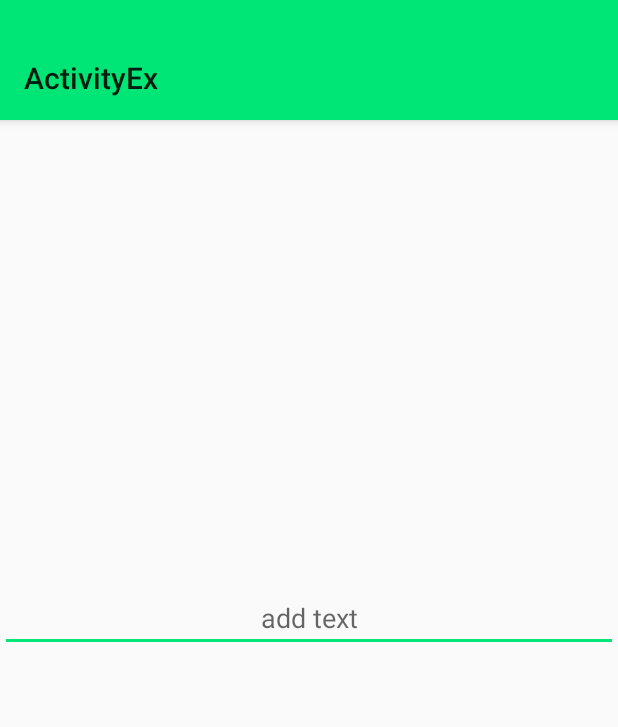
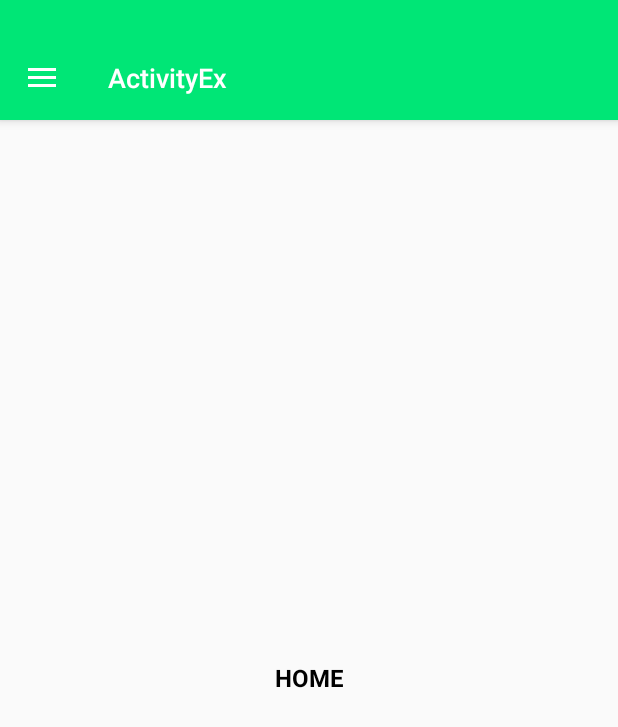
Before and after one commit to wisnukurniawan/Activity-lifecycle, an Android app: the screen it shows after launch (MainActivity), on a phone screen of 412 x 824 dp. Shown: the top 727 px of the screen. Run offline under Robolectric (Android 15) with nearby library versions, the phone set to English and light mode, and no system bars.

Commit message:
learn fragment

```diff
--- /dev/null
+++ b/app/src/main/java/com/wisnukrn_/activityex/HomeFragment.java
@@ -0,0 +1,20 @@
+package com.wisnukrn_.activityex;
+
+import android.os.Bundle;
+import android.support.annotation.Nullable;
+import android.support.v4.app.Fragment;
+import android.view.LayoutInflater;
+import android.view.View;
+import android.view.ViewGroup;
+
+/**
+ * Created by wisnu on 28/12/2016.
+ */
+
+public class HomeFragment extends Fragment {
+    @Nullable
+    @Override
+    public View onCreateView(LayoutInflater inflater, ViewGroup container, Bundle savedInstanceState) {
+        return inflater.inflate(R.layout.fragment_home, container, false);
+    }
+}
--- a/app/src/main/java/com/wisnukrn_/activityex/MainActivity.java
+++ b/app/src/main/java/com/wisnukrn_/activityex/MainActivity.java
@@ -3,12 +3,20 @@ package com.wisnukrn_.activityex;
 import android.content.Context;
 import android.content.SharedPreferences;
 import android.os.Bundle;
+import android.support.annotation.NonNull;
 import android.support.annotation.Nullable;
+import android.support.design.widget.NavigationView;
+import android.support.v4.app.Fragment;
+import android.support.v4.app.FragmentTransaction;
+import android.support.v4.view.GravityCompat;
+import android.support.v4.widget.DrawerLayout;
+import android.support.v7.app.ActionBarDrawerToggle;
 import android.support.v7.app.AppCompatActivity;
 import android.support.v7.widget.Toolbar;
 import android.util.Log;
+import android.view.MenuItem;
+import android.view.View;
 import android.widget.EditText;
-import android.widget.Toast;
 
 import static com.wisnukrn_.activityex.Constans.DEFAULT_STRING;
 import static com.wisnukrn_.activityex.Constans.PREF_FILE;
@@ -24,6 +32,11 @@ public class MainActivity extends AppCompatActivity {
 
     private static final String TAG = MainActivity.class.getSimpleName();
 
+    MenuItem mMenuItem;
+    DrawerLayout mDrawerLayout;
+
+    private ActionBarDrawerToggle mActionBarDrawerToggle;
+
     @Override
     protected void onCreate(@Nullable Bundle savedInstanceState) {
         super.onCreate(savedInstanceState);
@@ -31,14 +44,36 @@ public class MainActivity extends AppCompatActivity {
 
         logData("onCreate Called");
 
-        komentarField = (EditText) findViewById(R.id.komentar);
-
         Toolbar toolbar = (Toolbar) findViewById(R.id.toolbar_main);
         toolbar.setTitle(getResources().getString(R.string.app_name));
         toolbar.setPadding(0, getStatusBarHeight(), 0, 0);
         setSupportActionBar(toolbar);
 
-        loadString();
+        mDrawerLayout = (DrawerLayout) findViewById(R.id.dl_main);
+        final NavigationView navigationView = (NavigationView) findViewById(R.id.nv_main);
+
+        setNavListener(navigationView);
+        addNavListener(toolbar, navigationView);
+
+        mDrawerLayout.addDrawerListener(mActionBarDrawerToggle);
+//        loadString();
+    }
+
+    @Override
+    public void onBackPressed() {
+        super.onBackPressed();
+        if (mDrawerLayout.isDrawerVisible(GravityCompat.START)){
+            mDrawerLayout.closeDrawers();
+        } else {
+            finish();
+        }
+    }
+
+    @Override
+    protected void onPostCreate(@Nullable Bundle savedInstanceState) {
+        super.onPostCreate(savedInstanceState);
+        mActionBarDrawerToggle.syncState();
+        showHomeFragment();
     }
 
     @Override
@@ -60,8 +95,7 @@ public class MainActivity extends AppCompatActivity {
         super.onPause();
 
         logData("onPause Called");
-        String komentar = komentarField.getText().toString();
-        saveString(komentar);
+//        saveString(komentar);
     }
 
     @Override
@@ -83,8 +117,85 @@ public class MainActivity extends AppCompatActivity {
         return resourceId > 0 ? getResources().getDimensionPixelSize(resourceId) : 0;
     }
 
+    private void addNavListener(final Toolbar toolbar, final NavigationView navigationView) {
+        mActionBarDrawerToggle = new ActionBarDrawerToggle(this, mDrawerLayout,
+                toolbar, R.string.drawer_open, R.string.drawer_close){
+            @Override
+            public void onDrawerOpened(View drawerView) {
+                super.onDrawerOpened(drawerView);
+            }
+
+            @Override
+            public void onDrawerClosed(View drawerView) {
+                super.onDrawerClosed(drawerView);
+                if (null != mMenuItem){
+                    switchNavigationMenu(mMenuItem.getItemId());
+                }
+            }
+
+            @Override
+            public void onDrawerSlide(View drawerView, float slideOffset) {
+                super.onDrawerSlide(drawerView, slideOffset);
+
+                if (null != drawerView && drawerView == navigationView){
+                    super.onDrawerSlide(drawerView, 0);
+                } else {
+                    super.onDrawerSlide(drawerView, slideOffset);
+                }
+            }
+        };
+    }
+
+    private void setNavListener(NavigationView navigationView) {
+        navigationView.setNavigationItemSelectedListener(new NavigationView.OnNavigationItemSelectedListener() {
+            @Override
+            public boolean onNavigationItemSelected(@NonNull MenuItem item) {
+                mMenuItem = item;
+                item.setCheckable(true);
+                mDrawerLayout.closeDrawers();
+
+                return true;
+            }
+        });
+    }
+
+    private void switchNavigationMenu(int itemId) {
+        switch (itemId){
+            case R.id.menu_home: {
+                showHomeFragment();
+                break;
+            }
+            case R.id.menu_detail:{
+                showDetailFragment();
+                break;
+            }
+        }
+    }
+
+    private void showHomeFragment() {
+        final String tags = HomeFragment.class.getSimpleName();
+
+        if (getSupportFragmentManager().findFragmentByTag(tags) == null){
+            final Fragment fragment = new HomeFragment();
+            final FragmentTransaction fragmentTransaction = getSupportFragmentManager().beginTransaction();
+            fragmentTransaction.replace(R.id.fl_main, fragment, tags);
+            fragmentTransaction.commit();
+        }
+    }
+
+    private void showDetailFragment() {
+        final String tags = DetailFragment.class.getSimpleName();
+
+        if (getSupportFragmentManager().findFragmentByTag(tags) == null) {
+            final Fragment fragment = new DetailFragment();
+            final FragmentTransaction fragmentTransaction = getSupportFragmentManager().beginTransaction();
+            fragmentTransaction.replace(R.id.fl_main, fragment, tags);
+            fragmentTransaction.commit();
+        }
+    }
+
     void logData(String data){
-        Toast.makeText(MainActivity.this, data, Toast.LENGTH_SHORT).show();
+//        Toast.makeText(MainActivity.this, data, Toast.LENGTH_SHORT).show();
         Log.d(TAG, data);
     }
 
--- /dev/null
+++ b/app/src/main/res/drawable-anydpi/ic_home.xml
@@ -0,0 +1,9 @@
+<vector xmlns:android="http://schemas.android.com/apk/res/android"
+        android:width="24dp"
+        android:height="24dp"
+        android:viewportWidth="24.0"
+        android:viewportHeight="24.0">
+    <path
+        android:fillColor="#FF000000"
+        android:pathData="M10,20v-6h4v6h5v-8h3L12,3 2,12h3v8z"/>
+</vector>
--- /dev/null
+++ b/app/src/main/res/drawable-anydpi/ic_list.xml
@@ -0,0 +1,9 @@
+<vector xmlns:android="http://schemas.android.com/apk/res/android"
+        android:width="24dp"
+        android:height="24dp"
+        android:viewportWidth="24.0"
+        android:viewportHeight="24.0">
+    <path
+        android:fillColor="#FF000000"
+        android:pathData="M3,13h2v-2L3,11v2zM3,17h2v-2L3,15v2zM3,9h2L5,7L3,7v2zM7,13h14v-2L7,11v2zM7,17h14v-2L7,15v2zM7,7v2h14L21,7L7,7z"/>
+</vector>
--- /dev/null
+++ b/app/src/main/res/drawable/bg_menu.xml
@@ -0,0 +1,5 @@
+<?xml version="1.0" encoding="utf-8"?>
+<selector xmlns:android="http://schemas.android.com/apk/res/android">
+    <item android:drawable="@color/colorMenu" android:state_checked="true" />
+    <item android:drawable="@android:color/transparent" />
+</selector>
--- a/app/src/main/res/layout-v21/main_activity_layout.xml
+++ /dev/null
@@ -1,35 +0,0 @@
-<?xml version="1.0" encoding="utf-8"?>
-<android.support.design.widget.CoordinatorLayout
-        xmlns:android="http://schemas.android.com/apk/res/android"
-        xmlns:tools="http://schemas.android.com/tools"
-        android:layout_width="match_parent"
-        android:layout_height="match_parent"
-        tools:targetAPI="LOLLIPOP">
-
-    <RelativeLayout
-            android:layout_width="match_parent"
-            android:layout_height="match_parent">
-
-        <android.support.design.widget.AppBarLayout
-                android:layout_width="match_parent"
-                android:layout_height="wrap_content"
-                android:background="@color/colorAccent"
-                android:elevation="4dp"
-                android:minHeight="?attr/actionBarSize">
-
-            <android.support.v7.widget.Toolbar
-                    android:id="@+id/toolbar_main"
-                    android:layout_width="match_parent"
-                    android:layout_height="wrap_content"/>
-
-        </android.support.design.widget.AppBarLayout>
-        <EditText
-                android:gravity="center"
-                android:layout_width="match_parent"
-                android:layout_height="wrap_content"
-                android:hint="add text"
-                android:layout_centerVertical="true"
-                android:id="@+id/komentar"/>
-    </RelativeLayout>
-
-</android.support.design.widget.CoordinatorLayout>
--- /dev/null
+++ b/app/src/main/res/layout/fragment_home.xml
@@ -0,0 +1,17 @@
+<?xml version="1.0" encoding="utf-8"?>
+<RelativeLayout xmlns:android="http://schemas.android.com/apk/res/android"
+                android:layout_width="match_parent"
+                android:layout_height="match_parent">
+
+    <TextView
+            android:layout_width="match_parent"
+            android:layout_height="wrap_content"
+            android:layout_centerInParent="true"
+            android:gravity="center"
+            android:lineSpacingExtra="2sp"
+            android:text="@string/text_home"
+            android:textAllCaps="true"
+            android:textColor="@color/colorPrimaryDark"
+            android:textSize="16sp"
+            android:textStyle="bold" />
+</RelativeLayout>
--- a/app/src/main/res/layout/main_activity_layout.xml
+++ b/app/src/main/res/layout/main_activity_layout.xml
@@ -1,37 +1,55 @@
 <?xml version="1.0" encoding="utf-8"?>
 <android.support.design.widget.CoordinatorLayout
         xmlns:android="http://schemas.android.com/apk/res/android"
+        xmlns:app="http://schemas.android.com/apk/res-auto"
         xmlns:tools="http://schemas.android.com/tools"
         android:layout_width="match_parent"
         android:layout_height="match_parent"
-        tools:targetAPI="LOLLIPOP">
+        tools:context=".MainActivity"
+        tools:targetApi="LOLLIPOP">
+
+    <android.support.v4.widget.DrawerLayout
+            android:id="@+id/dl_main"
+            android:layout_width="match_parent"
+            android:layout_height="match_parent">
 
         <RelativeLayout
                 android:layout_width="match_parent"
                 android:layout_height="match_parent">
 
             <android.support.design.widget.AppBarLayout
-                android:id="@+id/app_bar"
+                    android:id="@+id/abl_main"
                     android:layout_width="match_parent"
                     android:layout_height="wrap_content"
                     android:background="@color/colorAccent"
+                    android:elevation="4dp"
                     android:minHeight="?attr/actionBarSize">
 
                 <android.support.v7.widget.Toolbar
                         android:id="@+id/toolbar_main"
                         android:layout_width="match_parent"
-                    android:layout_height="wrap_content"/>
-
+                        android:layout_height="wrap_content"
+                        app:theme="@style/AppTheme.Toolbar"
+                        app:titleTextAppearance="@style/AppTheme.ToolbarTitle"/>
             </android.support.design.widget.AppBarLayout>
 
-        <EditText
-                android:gravity="center"
+            <FrameLayout
+                    android:id="@+id/fl_main"
                     android:layout_width="match_parent"
-                android:layout_height="wrap_content"
-                android:hint="add text"
-                android:layout_centerVertical="true"
-                android:id="@+id/komentar"/>
+                    android:layout_height="match_parent"
+                    android:layout_below="@+id/abl_main"/>
         </RelativeLayout>
 
+        <android.support.design.widget.NavigationView
+                android:id="@+id/nv_main"
+                android:layout_width="match_parent"
+                android:layout_height="match_parent"
+                android:layout_gravity="start"
+                app:headerLayout="@layout/view_navigation_header"
+                app:itemBackground="@drawable/bg_menu"
+                app:itemIconTint="@color/colorPrimaryDark"
+                app:itemTextColor="@color/colorPrimaryDark"
+                app:menu="@menu/menu_main"/>
+    </android.support.v4.widget.DrawerLayout>
 
 </android.support.design.widget.CoordinatorLayout>
--- /dev/null
+++ b/app/src/main/res/menu/menu_main.xml
@@ -0,0 +1,15 @@
+<?xml version="1.0" encoding="utf-8"?>
+<menu xmlns:android="http://schemas.android.com/apk/res/android">
+    <item
+        android:id="@+id/menu_home"
+        android:checkable="true"
+        android:checked="true"
+        android:icon="@drawable/ic_home"
+        android:title="@string/menu_home"/>
+
+    <item
+        android:id="@+id/menu_detail"
+        android:checkable="true"
+        android:icon="@drawable/ic_list"
+        android:title="@string/menu_detail"/>
+</menu>
--- a/app/src/main/res/values-v21/styles.xml
+++ b/app/src/main/res/values-v21/styles.xml
@@ -4,7 +4,6 @@
     <style name="AppTheme" parent="Theme.AppCompat.Light.NoActionBar">
         <item name="colorPrimary">@color/colorPrimary</item>
         <item name="colorAccent">@color/colorAccent</item>
-        <item name="colorPrimaryDark">@color/colorPrimaryDark</item>
         <item name="android:windowTranslucentStatus">true</item>
         <item name="android:statusBarColor">@android:color/transparent</item>
     </style>
--- a/app/src/main/res/values/colors.xml
+++ b/app/src/main/res/values/colors.xml
@@ -3,4 +3,5 @@
     <color name="colorPrimary">#FFFFFF</color>
     <color name="colorPrimaryDark">#000000</color>
     <color name="colorAccent">#00E676</color>
+    <color name="colorMenu">#E0E0E0</color>
 </resources>
--- a/app/src/main/res/values/strings.xml
+++ b/app/src/main/res/values/strings.xml
@@ -1,3 +1,9 @@
 <resources>
     <string name="app_name">ActivityEx</string>
+    <string name="text_home">Home</string>
+    <string name="text_detail">Detail</string>
+    <string name="drawer_open">Open</string>
+    <string name="drawer_close">Close</string>
+    <string name="menu_home">Home</string>
+    <string name="menu_detail">Detail</string>
 </resources>
--- a/app/src/main/res/values/styles.xml
+++ b/app/src/main/res/values/styles.xml
@@ -7,4 +7,13 @@
         <item name="colorAccent">@color/colorAccent</item>
     </style>
 
+    <style name="AppTheme.Toolbar" parent="ThemeOverlay.AppCompat.Light">
+        <item name="android:textColorPrimary">@color/colorPrimary</item>
+        <item name="android:textColorSecondary">@color/colorPrimary</item>
+    </style>
+
+    <style name="AppTheme.ToolbarTitle" parent="@style/TextAppearance.Widget.AppCompat.Toolbar.Title">
+        <item name="android:textSize">18sp</item>
+    </style>
+
 </resources>
```
Also changed, not shown: app/src/main/java/com/wisnukrn_/activityex/DetailFragment.java (added, +20 -0 lines), app/src/main/res/drawable-anydpi/ic_people.xml (added, +9 -0 lines), app/src/main/res/layout/fragment_detail.xml (added, +17 -0 lines), app/src/main/res/layout/view_navigation_header.xml (added, +7 -0 lines). Lines whose indentation alone changed are shown as unchanged.
